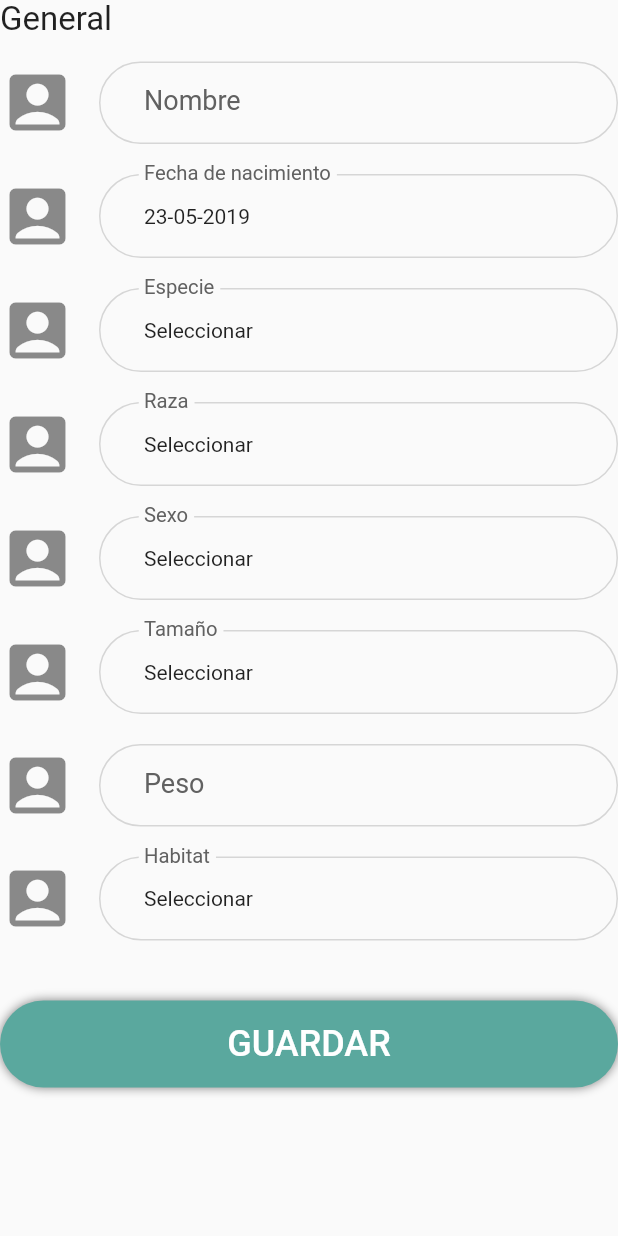
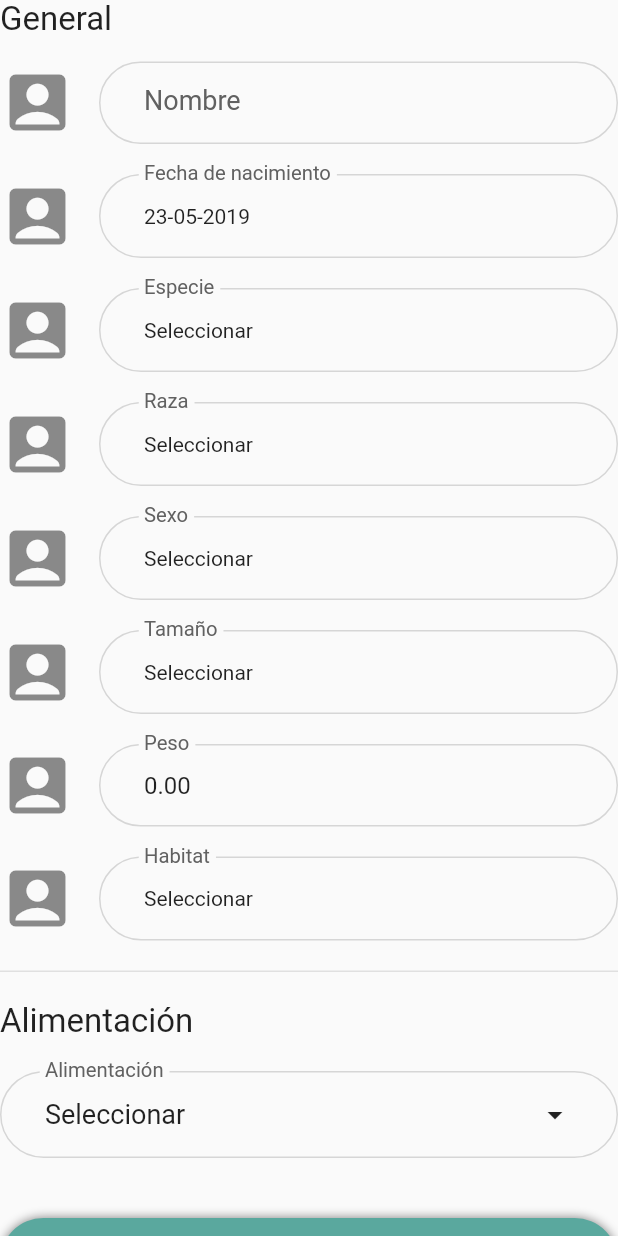
Before and after one commit to alxchoy/vet, a Flutter app: the PetForm widget shown alone on an empty page, opened directly with empty values, on a phone screen of 412 x 824 dp. Run offline on Flutter 3.47's test engine with Material 2 defaults, Android fonts, the phone set to English and light mode, and no system bars; our stand-ins replace shared_preferences; accounts and stored records are empty; network calls fail.

Commit message:
add vet-list

```diff
--- a/lib/src/screens/pet.dart
+++ b/lib/src/screens/pet.dart
@@ -4,6 +4,7 @@ import '../providers/models/pet-model.dart';
 import '../shared/widgets/vet-input.dart';
 import '../shared/widgets/vet-combo.dart';
 import '../shared/widgets/vet-date.dart';
+import '../shared/widgets/vet-add-list.dart';
 
 class PetScreen extends StatefulWidget {
 
@@ -166,6 +167,7 @@ class _PetFormState extends State<PetForm> {
             SizedBox(height: 20.0),
             VetCombo(
               icon: Icon(Icons.account_box, size: 50.0),
+              initValue: widget.pet.specieId,
               keyProperties: {
                 'keyValue': 'specieId',
                 'keyDescription': 'specieName'
@@ -176,8 +178,9 @@ class _PetFormState extends State<PetForm> {
             ),
             SizedBox(height: 20.0),
             VetCombo(
-              dependingValue: _specieId,
+              dependingValue: _specieId ?? widget.pet.specieId,
               icon: Icon(Icons.account_box, size: 50.0),
+              initValue: widget.pet.raceId,
               keyProperties: {
                 'keyValue': 'raceId',
                 'keyDescription': 'raceName'
@@ -201,6 +204,7 @@ class _PetFormState extends State<PetForm> {
             SizedBox(height: 20.0),
             VetCombo(
               icon: Icon(Icons.account_box, size: 50.0),
+              initValue: widget.pet.petSizeId,
               keyProperties: {
                 'keyValue': 'id',
                 'keyDescription': 'description'
@@ -210,10 +214,15 @@ class _PetFormState extends State<PetForm> {
               onChange: (val) => setState(() => _sizeId = val)
             ),
             SizedBox(height: 20.0),
-            VetInput(icon: Icon(Icons.account_box, size: 50.0), label: 'Peso'),
+            VetInput(
+              icon: Icon(Icons.account_box, size: 50.0),
+              initValue: widget.pet.petWeight.toStringAsFixed(2),
+              label: 'Peso'
+            ),
             SizedBox(height: 20.0),
             VetCombo(
               icon: Icon(Icons.account_box, size: 50.0),
+              initValue: widget.pet.habitadId,
               keyProperties: {
                 'keyValue': 'id',
                 'keyDescription': 'description'
@@ -222,6 +231,13 @@ class _PetFormState extends State<PetForm> {
               lookupType: 'habitat',
               onChange: (val) => setState(() => _habitatId = val)
             ),
+            Container(
+              decoration: BoxDecoration(
+                border: Border(bottom: BorderSide(color: Colors.grey[300], width: 1.0)),
+              ),
+              margin: EdgeInsets.symmetric(horizontal: 0.0, vertical: 20.0)
+            ),
+            VetAddList(label: 'Alimentación'),
             SizedBox(height: 40.0),
             btnForm()
           ]
--- /dev/null
+++ b/lib/src/shared/widgets/vet-add-list.dart
@@ -0,0 +1,53 @@
+import 'package:flutter/material.dart';
+
+class VetAddList extends StatefulWidget {
+  final String label;
+
+  VetAddList({this.label});
+
+  @override
+  _VetAddListState createState() => _VetAddListState();
+}
+
+class _VetAddListState extends State<VetAddList> {
+  @override
+  Widget build(BuildContext context) {
+    return Container(
+      child: Column(
+        children: <Widget>[
+          Text(widget.label, style: TextStyle(fontSize: 22.0)),
+          SizedBox(height: 20.0),
+          InputDecorator(
+            decoration: InputDecoration(
+              labelText: widget.label,
+              labelStyle: TextStyle(
+                color: Colors.grey[700],
+                fontSize: 18
+              ),
+              enabledBorder: OutlineInputBorder(
+                borderRadius: BorderRadius.circular(30.0),
+                borderSide: BorderSide(color: Colors.grey[350]),
+              ),
+              contentPadding: EdgeInsets.symmetric(vertical: 5.0, horizontal: 30.0)
+            ),
+            child: FlatButton(
+              child: Row(
+                mainAxisAlignment: MainAxisAlignment.spaceBetween,
+                children: <Widget>[
+                  Text('Seleccionar', style: TextStyle(fontSize: 18.0, fontWeight: FontWeight.normal)),
+                  Icon(Icons.arrow_drop_down)
+                ]
+              ),
+              onPressed: () {
+                print('tab tab tab');
+              },
+              padding: EdgeInsets.symmetric(vertical: 0.0, horizontal: 0.0),
+
+            )
+          )
+        ],
+        crossAxisAlignment: CrossAxisAlignment.start
+      )
+    );
+  }
+}
--- a/lib/src/shared/widgets/vet-combo.dart
+++ b/lib/src/shared/widgets/vet-combo.dart
@@ -59,7 +59,7 @@ class _VetComboState extends State<VetCombo> {
 
       setState(() {
         _lookupService = lookupDecode;
-        _selectValue = null;
+        _selectValue = widget.initValue ?? null;
       });
     } else {
       lookup = await SharedPreferencesVet.getLookups();
@@ -85,11 +85,11 @@ class _VetComboState extends State<VetCombo> {
               fontSize: 18
             ),
             enabledBorder: OutlineInputBorder(
-              borderRadius: BorderRadius.circular(32.0),
+              borderRadius: BorderRadius.circular(30.0),
               borderSide: BorderSide(color: Colors.grey[350]),
             ),
             errorBorder: OutlineInputBorder(
-              borderRadius: BorderRadius.circular(32.0),
+              borderRadius: BorderRadius.circular(30.0),
               borderSide: BorderSide(color: Colors.red),
             ),
             contentPadding: EdgeInsets.symmetric(vertical: 5.0, horizontal: 30.0)
--- a/lib/src/shared/widgets/vet-input.dart
+++ b/lib/src/shared/widgets/vet-input.dart
@@ -27,11 +27,11 @@ class _VetInputState extends State<VetInput> {
           fontSize: 18
         ),
         enabledBorder: OutlineInputBorder(
-          borderRadius: BorderRadius.circular(32.0),
+          borderRadius: BorderRadius.circular(30.0),
           borderSide: BorderSide(color: Colors.grey[350]),
         ),
         errorBorder: OutlineInputBorder(
-          borderRadius: BorderRadius.circular(32.0),
+          borderRadius: BorderRadius.circular(30.0),
           borderSide: BorderSide(color: Colors.red),
         ),
         focusedBorder: OutlineInputBorder(
```
